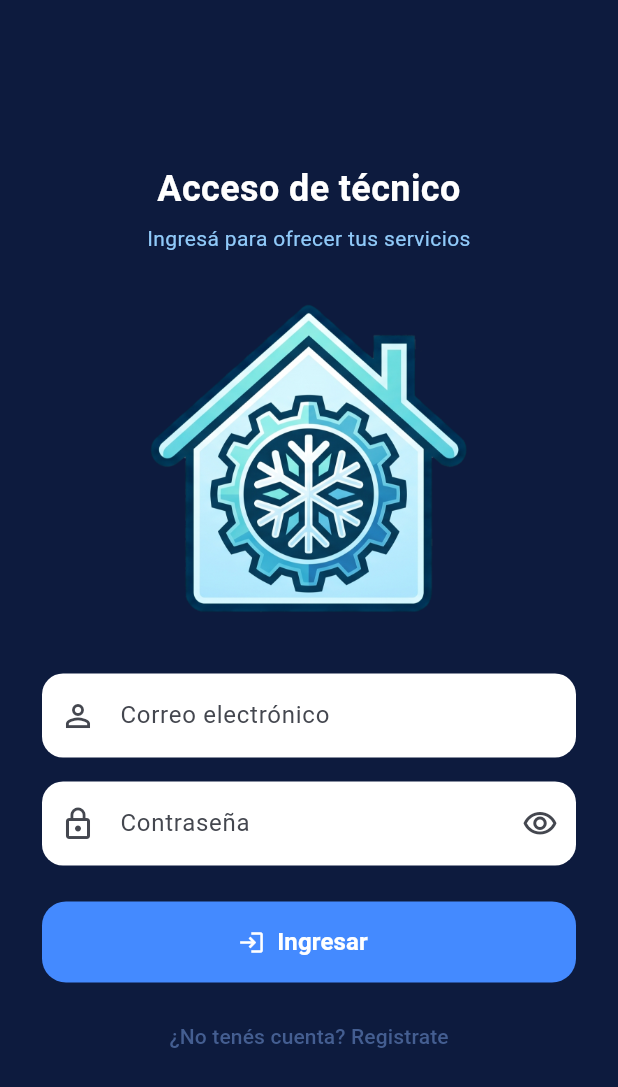
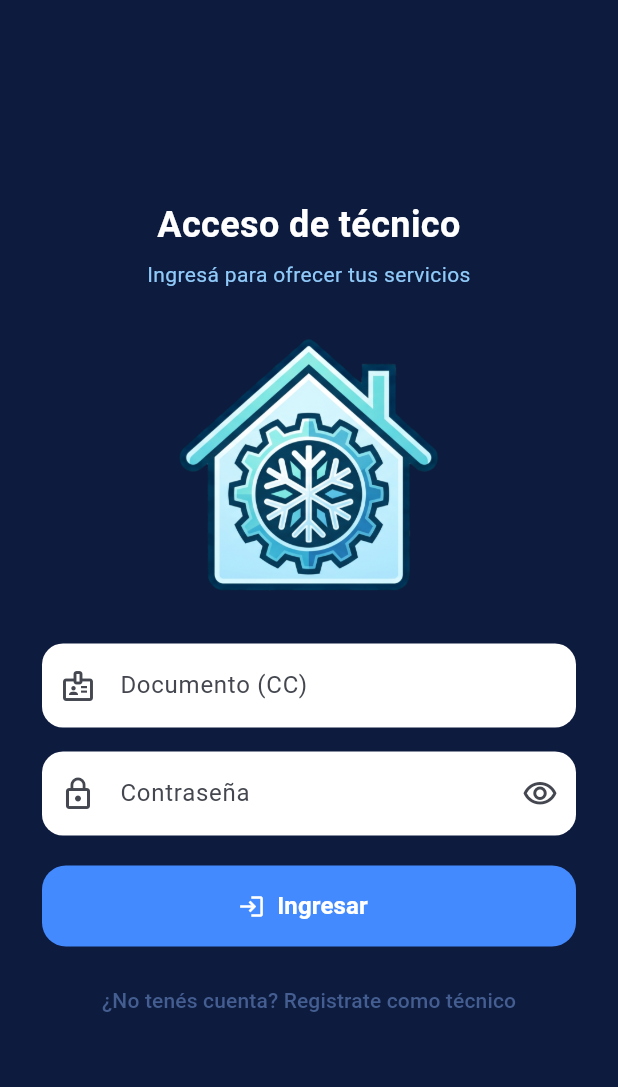
Before and after one commit to JeffersonDevR/COLD_DAY, a Flutter app: the screen it shows after launch, after a tap on "Soy un técnico", on a phone screen of 412 x 824 dp. Shown: the top 1087 px of the screen. Run offline on Flutter 3.47's test engine with Material 3 defaults, Android fonts, the phone set to English and light mode, and no system bars; our stand-ins replace geolocator, shared_preferences; network calls fail.

Commit message:
feat(auth): replace fake login with document+password login routed by role

```diff
--- /dev/null
+++ b/cold_day_flutter/lib/features/auth/auth_router.dart
@@ -0,0 +1,29 @@
+// Rutas por rol (HU-AUTH-003): tras un login exitoso o al restaurar una sesión
+// guardada, la app muestra únicamente el flujo del rol autenticado.
+//
+// - client     -> selección de equipo (flujo de solicitud de servicio)
+// - technician -> dashboard del técnico
+// - admin      -> placeholder hasta S5 (admin-dashboard)
+// - sin rol    -> landing (HomeScreen)
+import 'package:flutter/material.dart';
+
+import 'package:cold_day_flutter/features/equipment/equipment_selection_screen.dart';
+import 'package:cold_day_flutter/features/home/home_screen.dart';
+import 'package:cold_day_flutter/features/placeholder/coming_soon_screen.dart';
+import 'package:cold_day_flutter/features/technician/technician_dashboard.dart';
+
+Widget roleHome(String? role) {
+  switch (role) {
+    case 'client':
+      return const EquipmentSelectionScreen();
+    case 'technician':
+      return TechnicianDashboard();
+    case 'admin':
+      return const ComingSoonScreen(
+        title: 'Panel de administración',
+        message: 'La consola de administración llega próximamente.',
+      );
+    default:
+      return const HomeScreen();
+  }
+}
--- a/cold_day_flutter/lib/features/auth/login_screen.dart
+++ b/cold_day_flutter/lib/features/auth/login_screen.dart
@@ -1,9 +1,16 @@
 import 'package:flutter/material.dart';
-import 'package:cold_day_flutter/features/equipment/equipment_selection_screen.dart';
-import 'package:cold_day_flutter/features/placeholder/coming_soon_screen.dart';
 
-enum LoginMode { client, technician, provider }
+import 'package:cold_day_flutter/core/network/api_client.dart';
+import 'package:cold_day_flutter/core/network/token_store.dart';
+import 'package:cold_day_flutter/features/auth/auth_router.dart';
+import 'package:cold_day_flutter/features/auth/register_client_screen.dart';
+import 'package:cold_day_flutter/features/auth/register_technician_screen.dart';
 
+enum LoginMode { client, technician }
+
+/// Login real por documento (CC) + contraseña (RF-LAND-004, RF-AUTH-003):
+/// cualquier credencial ya NO entra; el error 401 se muestra y la app no
+/// navega. Al autenticar, guarda el par de tokens y rutea por rol (HU-AUTH-003).
 class LoginScreen extends StatefulWidget {
   const LoginScreen({super.key, this.mode = LoginMode.client});
 
@@ -14,44 +21,67 @@ class LoginScreen extends StatefulWidget {
 }
 
 class _LoginScreenState extends State<LoginScreen> {
-  final _emailController = TextEditingController();
+  final _documentController = TextEditingController();
   final _passwordController = TextEditingController();
   bool _obscurePassword = true;
   bool _loading = false;
+  String? _error;
 
   String get _title => switch (widget.mode) {
         LoginMode.client => 'Iniciar sesión',
         LoginMode.technician => 'Acceso de técnico',
-        LoginMode.provider => 'Acceso de proveedor',
       };
 
   String get _tagline => switch (widget.mode) {
         LoginMode.client => 'Ingresá para pedir un técnico',
         LoginMode.technician => 'Ingresá para ofrecer tus servicios',
-        LoginMode.provider => 'Ingresá para administrar tu negocio',
       };
 
-  // Login de prueba para el MVP: cualquier credencial entra
   Future<void> _login() async {
-    setState(() => _loading = true);
-    await Future.delayed(const Duration(milliseconds: 600)); // simula espera
+    final document = _documentController.text.trim();
+    final password = _passwordController.text;
+    if (document.isEmpty || password.isEmpty) {
+      setState(() => _error = 'Ingresá tu documento y tu contraseña.');
+      return;
+    }
 
-    if (!mounted) return;
+    setState(() {
+      _loading = true;
+      _error = null;
+    });
 
-    // Cliente -> flujo de pedido; técnico/proveedor -> placeholder por ahora
-    final next = widget.mode == LoginMode.client
-        ? const EquipmentSelectionScreen()
-        : ComingSoonScreen(
-            title: _title,
-            message: widget.mode == LoginMode.technician
-                ? 'El flujo de técnicos llega próximamente.'
-                : 'El flujo de proveedores llega próximamente.',
-          );
+    try {
+      final result = await ApiClient.login(document: document, password: password);
+      final role = result['role'] as String? ?? 'client';
+      final userId = result['user_id'] as int? ?? 0;
 
-    Navigator.pushReplacement(
-      context,
-      MaterialPageRoute(builder: (context) => next),
-    );
+      await TokenStore.save(
+        accessToken: result['access_token'] as String,
+        refreshToken: result['refresh_token'] as String,
+        role: role,
+        userId: userId,
+      );
+
+      if (!mounted) return;
+      Navigator.pushReplacement(
+        context,
+        MaterialPageRoute(builder: (context) => roleHome(role)),
+      );
+    } catch (_) {
+      if (!mounted) return;
+      setState(() {
+        _error = 'Credenciales inválidas. Verificá tu documento y contraseña.';
+      });
+    } finally {
+      if (mounted) setState(() => _loading = false);
+    }
+  }
+
+  void _goToRegister() {
+    final next = widget.mode == LoginMode.technician
+        ? const RegisterTechnicianScreen()
+        : const RegisterClientScreen();
+    Navigator.push(context, MaterialPageRoute(builder: (context) => next));
   }
 
   @override
@@ -86,37 +116,40 @@ class _LoginScreenState extends State<LoginScreen> {
 
                 // Logo de la app
                 Container(
-                  height: 220,
-                  width: 220,
+                  height: 180,
+                  width: 180,
                   alignment: Alignment.center,
                   child: Image.asset(
                     'assets/images/logo.png',
                     fit: BoxFit.contain,
                     errorBuilder: (context, error, stackTrace) => const Icon(
                       Icons.ac_unit,
-                      size: 130,
+                      size: 110,
                       color: Colors.blueAccent,
                     ),
                   ),
                 ),
-                const SizedBox(height: 32),
+                const SizedBox(height: 28),
 
-                // Email
+                // Documento (CC)
                 TextField(
-                  controller: _emailController,
-                  keyboardType: TextInputType.emailAddress,
+                  key: const Key('login_document'),
+                  controller: _documentController,
+                  keyboardType: TextInputType.number,
                   decoration: _inputDecoration(
-                    'Correo electrónico',
-                    Icons.person_outline,
-                    hint: 'ejemplo@correo.com',
+                    'Documento (CC)',
+                    Icons.badge_outlined,
+                    hint: 'Ej. 1123456789',
                   ),
                 ),
                 const SizedBox(height: 16),
 
                 // Contraseña
                 TextField(
+                  key: const Key('login_password'),
                   controller: _passwordController,
                   obscureText: _obscurePassword,
+                  onSubmitted: (_) => _loading ? null : _login(),
                   decoration: _inputDecoration(
                     'Contraseña',
                     Icons.lock_outline,
@@ -131,7 +164,31 @@ class _LoginScreenState extends State<LoginScreen> {
                     ),
                   ),
                 ),
-                const SizedBox(height: 24),
+                const SizedBox(height: 20),
+
+                // Error de autenticación (no se entra con cualquier credencial)
+                if (_error != null) ...[
+                  Container(
+                    padding: const EdgeInsets.all(12),
+                    decoration: BoxDecoration(
+                      color: const Color(0xFFFFEBEE),
+                      borderRadius: BorderRadius.circular(12),
+                    ),
+                    child: Row(
+                      children: [
+                        const Icon(Icons.error_outline, color: Colors.redAccent),
+                        const SizedBox(width: 10),
+                        Expanded(
+                          child: Text(
+                            _error!,
+                            style: const TextStyle(color: Color(0xFFB71C1C)),
+                          ),
+                        ),
+                      ],
+                    ),
+                  ),
+                  const SizedBox(height: 20),
+                ],
 
                 // Botón ingresar
                 SizedBox(
@@ -163,16 +220,12 @@ class _LoginScreenState extends State<LoginScreen> {
                 const SizedBox(height: 12),
 
                 TextButton(
-                  onPressed: () {
-                    ScaffoldMessenger.of(context).showSnackBar(
-                      const SnackBar(
-                        content: Text(
-                          'Registro disponible próximamente (MVP en pruebas)',
-                        ),
-                      ),
-                    );
-                  },
-                  child: const Text('¿No tenés cuenta? Registrate'),
+                  onPressed: _loading ? null : _goToRegister,
+                  child: Text(
+                    widget.mode == LoginMode.technician
+                        ? '¿No tenés cuenta? Registrate como técnico'
+                        : '¿No tenés cuenta? Registrate',
+                  ),
                 ),
               ],
             ),
--- a/cold_day_flutter/lib/main.dart
+++ b/cold_day_flutter/lib/main.dart
@@ -1,5 +1,7 @@
 import 'package:flutter/material.dart';
-import 'package:cold_day_flutter/features/home/home_screen.dart';
+
+import 'package:cold_day_flutter/core/network/token_store.dart';
+import 'package:cold_day_flutter/features/auth/auth_router.dart';
 
 void main() {
   runApp(const MyApp());
@@ -16,8 +18,63 @@ class MyApp extends StatelessWidget {
         colorScheme: ColorScheme.fromSeed(seedColor: Colors.blueAccent),
         useMaterial3: true,
       ),
-      home: const HomeScreen(),
+      home: const AuthGate(),
       debugShowCheckedModeBanner: false,
     );
   }
 }
+
+/// Routing por rol en el arranque (HU-AUTH-003): si hay una sesión guardada,
+/// la app abre directo el flujo del rol autenticado; si no, abre la landing.
+class AuthGate extends StatefulWidget {
+  const AuthGate({super.key});
+
+  @override
+  State<AuthGate> createState() => _AuthGateState();
+}
+
+class _AuthGateState extends State<AuthGate> {
+  late Future<bool> _hasSession;
+
+  @override
+  void initState() {
+    super.initState();
+    _hasSession = _restoreSession();
+  }
+
+  Future<bool> _restoreSession() async {
+    try {
+      if (!await TokenStore.hasSession()) return false;
+      final role = await TokenStore.readRole();
+      if (!mounted) return false;
+      _routeByRole(role);
+      return true;
+    } catch (_) {
+      // Sin plataforma de almacenamiento (tests, web sin plugin): landing.
+      return false;
+    }
+  }
+
+  void _routeByRole(String? role) {
+    WidgetsBinding.instance.addPostFrameCallback((_) {
+      if (!mounted) return;
+      Navigator.of(context).pushReplacement(
+        MaterialPageRoute(builder: (context) => roleHome(role)),
+      );
+    });
+  }
+
+  @override
+  Widget build(BuildContext context) {
+    return FutureBuilder<bool>(
+      future: _hasSession,
+      builder: (context, snapshot) {
+        if (snapshot.connectionState == ConnectionState.done &&
+            snapshot.data == true) {
+          return const Scaffold(body: SizedBox.shrink());
+        }
+        return roleHome(null); // landing
+      },
+    );
+  }
+}
```
Also changed, not shown: 2 other files.
